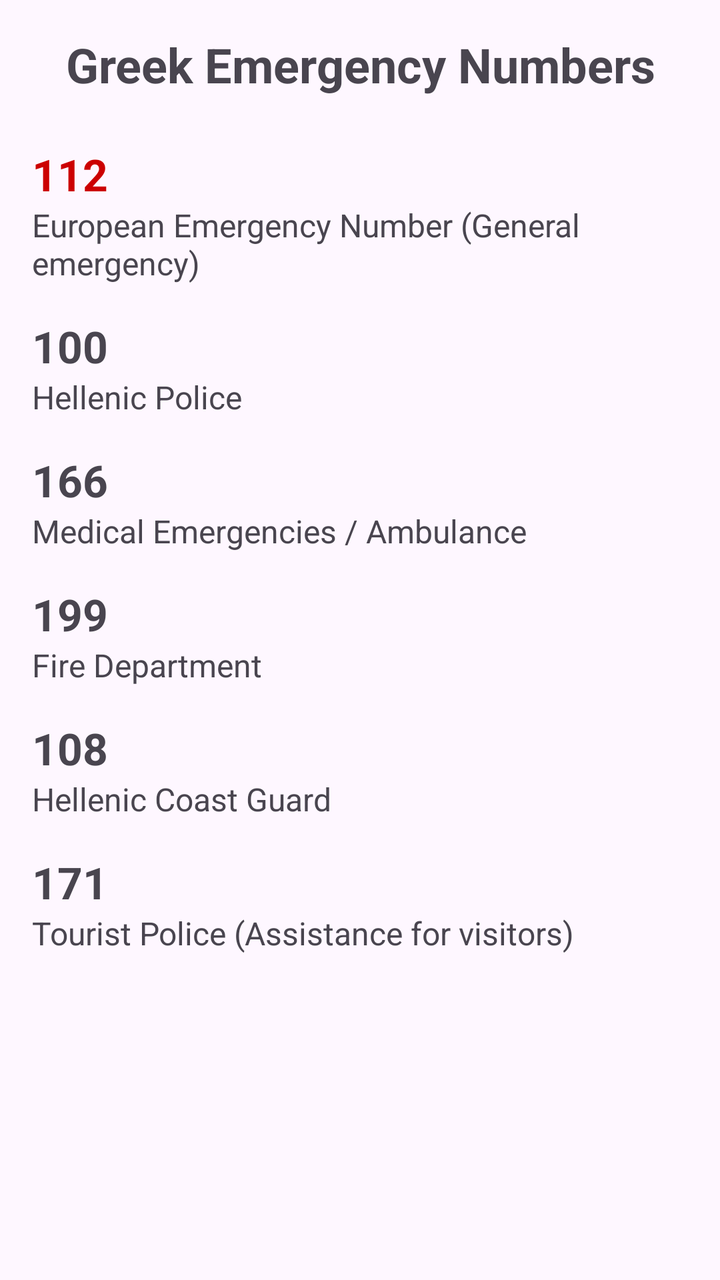
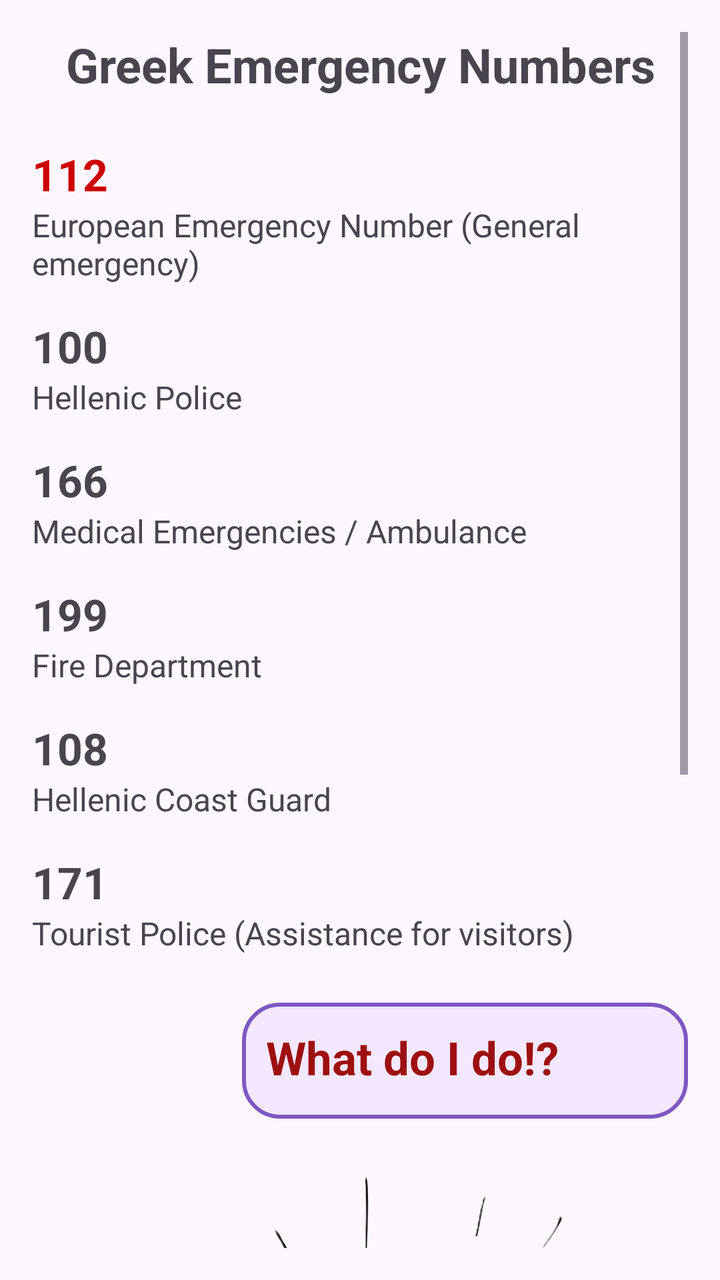

An Android layout rendered at two revisions. The XML below is the earlier revision; the diff shows what the commit changed to produce the second picture.
<!-- AndroidManifest.xml: application theme Theme.ErasmusBuddy -->
<!-- res/layout/activity_emergency.xml -->
<?xml version="1.0" encoding="utf-8"?>

<ScrollView xmlns:android="http://schemas.android.com/apk/res/android"
    android:layout_width="match_parent"
    android:layout_height="match_parent"
    android:padding="16dp">

    <LinearLayout
        android:layout_width="match_parent"
        android:layout_height="wrap_content"
        android:orientation="vertical">

        <TextView
            android:layout_width="match_parent"
            android:layout_height="wrap_content"
            android:text="Greek Emergency Numbers"
            android:textSize="24sp"
            android:textStyle="bold"
            android:paddingBottom="24dp"
            android:textAlignment="center" />

        
        <TextView
            android:layout_width="match_parent"
            android:layout_height="wrap_content"
            android:text="112"
            android:textSize="22sp"
            android:textStyle="bold"
            android:textColor="@android:color/holo_red_dark" />
        <TextView
            android:layout_width="match_parent"
            android:layout_height="wrap_content"
            android:text="European Emergency Number (General emergency)"
            android:textSize="16sp"
            android:paddingBottom="16dp" />

        
        <TextView
            android:layout_width="match_parent"
            android:layout_height="wrap_content"
            android:text="100"
            android:textSize="22sp"
            android:textStyle="bold" />
        <TextView
            android:layout_width="match_parent"
            android:layout_height="wrap_content"
            android:text="Hellenic Police"
            android:textSize="16sp"
            android:paddingBottom="16dp" />

        
        <TextView
            android:layout_width="match_parent"
            android:layout_height="wrap_content"
            android:text="166"
            android:textSize="22sp"
            android:textStyle="bold" />
        <TextView
            android:layout_width="match_parent"
            android:layout_height="wrap_content"
            android:text="Medical Emergencies / Ambulance"
            android:textSize="16sp"
            android:paddingBottom="16dp" />

        
        <TextView
            android:layout_width="match_parent"
            android:layout_height="wrap_content"
            android:text="199"
            android:textSize="22sp"
            android:textStyle="bold" />
        <TextView
            android:layout_width="match_parent"
            android:layout_height="wrap_content"
            android:text="Fire Department"
            android:textSize="16sp"
            android:paddingBottom="16dp" />

        
        <TextView
            android:layout_width="match_parent"
            android:layout_height="wrap_content"
            android:text="108"
            android:textSize="22sp"
            android:textStyle="bold" />
        <TextView
            android:layout_width="match_parent"
            android:layout_height="wrap_content"
            android:text="Hellenic Coast Guard"
            android:textSize="16sp"
            android:paddingBottom="16dp" />

        
        <TextView
            android:layout_width="match_parent"
            android:layout_height="wrap_content"
            android:text="171"
            android:textSize="22sp"
            android:textStyle="bold" />
        <TextView
            android:layout_width="match_parent"
            android:layout_height="wrap_content"
            android:text="Tourist Police (Assistance for visitors)"
            android:textSize="16sp"
            android:paddingBottom="16dp" />

    </LinearLayout>
</ScrollView>
<!-- resources referenced by this layout -->
<resources>
  <style name="Theme.ErasmusBuddy" parent="Base.Theme.ErasmusBuddy" />
  <style name="Base.Theme.ErasmusBuddy" parent="Theme.Material3.DayNight.NoActionBar">
          
          
      </style>
</resources>

<!-- the commit's change to res/layout/activity_emergency.xml (unified diff, before → after) -->
@@ -76,7 +76,6 @@
             android:textSize="16sp"
             android:paddingBottom="16dp" />
 
-        
         <TextView
             android:layout_width="match_parent"
             android:layout_height="wrap_content"
@@ -90,7 +89,6 @@
             android:textSize="16sp"
             android:paddingBottom="16dp" />
 
-        
         <TextView
             android:layout_width="match_parent"
             android:layout_height="wrap_content"
@@ -104,5 +102,28 @@
             android:textSize="16sp"
             android:paddingBottom="16dp" />
 
+        <TextView
+            android:layout_width="223dp"
+            android:layout_height="58dp"
+            android:layout_gravity="end"
+            android:layout_marginTop="8dp"
+            android:layout_marginBottom="0dp"
+            android:background="@drawable/bubble_right"
+            android:padding="12dp"
+            android:text="What do I do!?"
+            android:textColor="#9E0F0F"
+            android:textSize="23sp"
+            android:textStyle="bold" />
+
+        <ImageView
+            android:id="@+id/imgNewPhoto"
+            android:layout_width="355dp"
+            android:layout_height="469dp"
+            android:layout_marginTop="10dp"
+            android:layout_marginBottom="10dp"
+            android:adjustViewBounds="true"
+            android:scaleType="fitCenter"
+            android:src="@drawable/persona_asustada" />
+
     </LinearLayout>
 </ScrollView>
<!-- resource entries referenced after the edit -->
@@ -1,5 +1,19 @@
 <!-- resources referenced by this layout -->
 <resources>
+  <!-- drawable bubble_right (drawable) -->
+  <?xml version="1.0" encoding="utf-8"?>
+  <shape xmlns:android="http://schemas.android.com/apk/res/android">
+  
+      <solid android:color="#F3E8FF"/>
+  
+      <corners android:radius="18dp"/>
+  
+      <stroke
+          android:width="2dp"
+          android:color="#7E57C2"/>
+  
+  </shape>
+  <!-- drawable persona_asustada: webp bitmap (drawable, 111430 bytes) -->
   <style name="Theme.ErasmusBuddy" parent="Base.Theme.ErasmusBuddy" />
   <style name="Base.Theme.ErasmusBuddy" parent="Theme.Material3.DayNight.NoActionBar">
           
